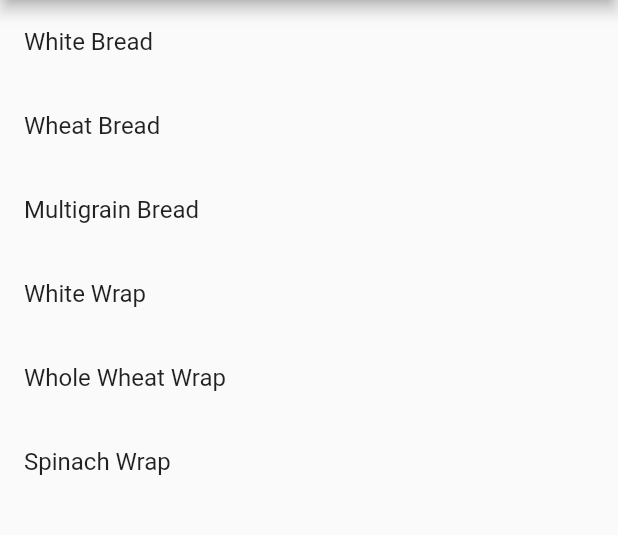
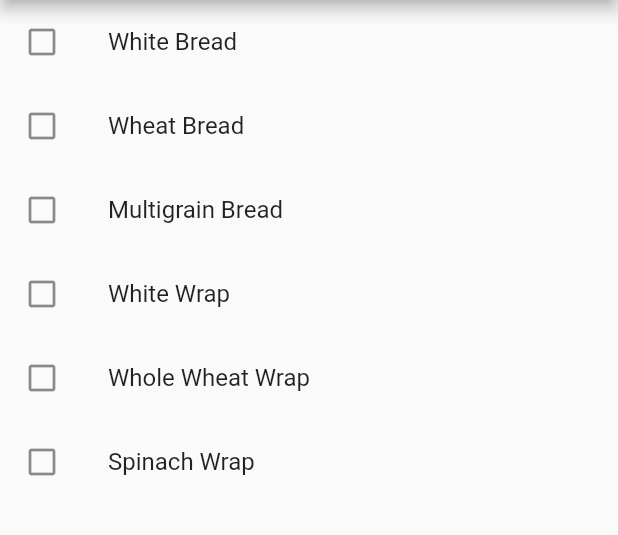
Before and after one commit to alexdenzler/allready, a Flutter app: the BreadPage screen opened directly, on a phone screen of 412 x 824 dp, the part 84-619 px from its top. Run offline on Flutter 3.47's test engine with Material 2 defaults, Android fonts, the phone set to English and light mode, and no system bars; our stand-ins replace cloud_firestore; accounts and stored records are empty; network calls fail.

Commit message:
Created boxes that can become filled in with a checkmark on the BreadPage

```diff
--- a/lib/breadpage.dart
+++ b/lib/breadpage.dart
@@ -33,31 +33,37 @@ import 'package:cloud_firestore/cloud_firestore.dart';
     children: <Widget> [
       // White Bread
       ListTile(
+        leading: Icon(Icons.check_box_outline_blank),
         title: Text("White Bread"),
         onTap: () {},
       ),
       // Wheat Bread
       ListTile(
+        leading: Icon(Icons.check_box_outline_blank),
         title: Text("Wheat Bread"),
         onTap: () {},
       ),
       // Multigrain Bread
       ListTile(
+        leading: Icon(Icons.check_box_outline_blank),
         title: Text("Multigrain Bread"),
         onTap: () {},
       ),
       // White Wrap
       ListTile(
+        leading: Icon(Icons.check_box_outline_blank),
         title: Text("White Wrap"),
         onTap: () {},
       ),
       // Whole Wheat Wrap
       ListTile(
+        leading: Icon(Icons.check_box_outline_blank),
         title: Text("Whole Wheat Wrap"),
         onTap: () {},
       ),
       // Spinach Wrap
       ListTile(
+        leading: Icon(Icons.check_box_outline_blank),
         title: Text("Spinach Wrap"),
         onTap: () {},
       ),
```
